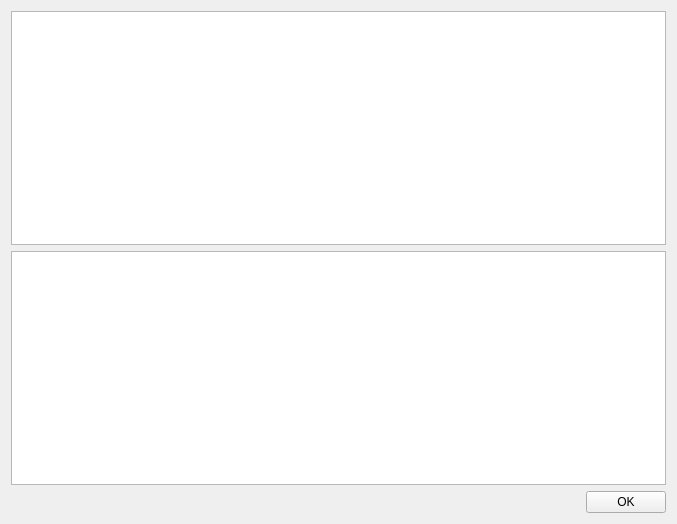
First picture: the form in gui/conv2.ui, repository resetius/sr, before the edit.
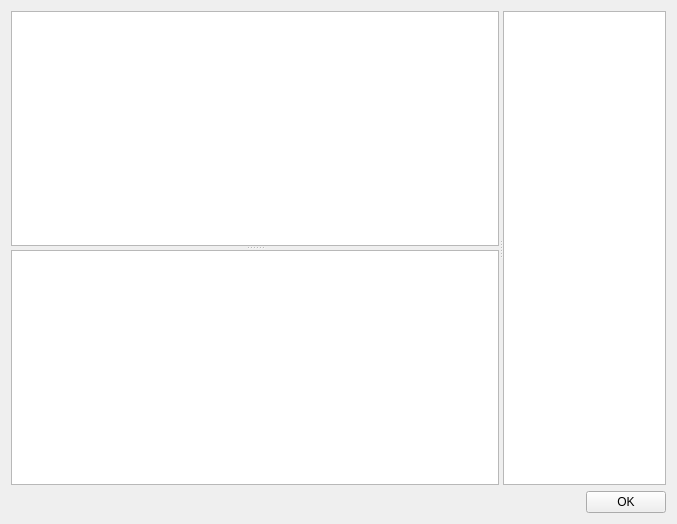
Second picture: the form after the edit.

```diff
--- a/gui/conv2.ui
+++ b/gui/conv2.ui
@@ -12,20 +12,60 @@
   <property name="windowTitle" >
    <string>Form</string>
   </property>
-  <layout class="QVBoxLayout" name="verticalLayout_2" >
+  <layout class="QVBoxLayout" name="verticalLayout" >
    <item>
-    <layout class="QVBoxLayout" name="verticalLayout" >
-     <item>
-      <widget class="QPlainTextEdit" name="input" />
-     </item>
-     <item>
+    <widget class="QSplitter" name="splitter_2" >
+     <property name="sizePolicy" >
+      <sizepolicy vsizetype="Expanding" hsizetype="Expanding" >
+       <horstretch>0</horstretch>
+       <verstretch>0</verstretch>
+      </sizepolicy>
+     </property>
+     <property name="orientation" >
+      <enum>Qt::Horizontal</enum>
+     </property>
+     <widget class="QSplitter" name="splitter" >
+      <property name="sizePolicy" >
+       <sizepolicy vsizetype="Expanding" hsizetype="Expanding" >
+        <horstretch>3</horstretch>
+        <verstretch>0</verstretch>
+       </sizepolicy>
+      </property>
+      <property name="orientation" >
+       <enum>Qt::Vertical</enum>
+      </property>
+      <widget class="QPlainTextEdit" name="input" >
+       <property name="sizePolicy" >
+        <sizepolicy vsizetype="Expanding" hsizetype="Expanding" >
+         <horstretch>0</horstretch>
+         <verstretch>0</verstretch>
+        </sizepolicy>
+       </property>
+      </widget>
       <widget class="QPlainTextEdit" name="output" >
+       <property name="sizePolicy" >
+        <sizepolicy vsizetype="Expanding" hsizetype="Expanding" >
+         <horstretch>0</horstretch>
+         <verstretch>0</verstretch>
+        </sizepolicy>
+       </property>
        <property name="readOnly" >
         <bool>true</bool>
        </property>
       </widget>
-     </item>
-    </layout>
+     </widget>
+     <widget class="QPlainTextEdit" name="errors" >
+      <property name="sizePolicy" >
+       <sizepolicy vsizetype="Expanding" hsizetype="Expanding" >
+        <horstretch>1</horstretch>
+        <verstretch>0</verstretch>
+       </sizepolicy>
+      </property>
+      <property name="readOnly" >
+       <bool>true</bool>
+      </property>
+     </widget>
+    </widget>
    </item>
    <item>
     <layout class="QHBoxLayout" name="horizontalLayout" >
```
